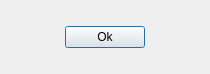
SergejDev/AwesomeShips, file AS_formsLast/usernamedialog.ui: the form before one commit.
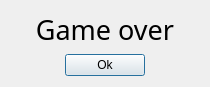
The form after the commit.

```diff
--- a/AS_formsLast/usernamedialog.ui
+++ b/AS_formsLast/usernamedialog.ui
@@ -17,6 +17,25 @@
    <string notr="true">Style.txt</string>
   </property>
   <layout class="QVBoxLayout" name="verticalLayout">
+   <item>
+    <widget class="QLabel" name="label">
+     <property name="font">
+      <font>
+       <family>Segoe Print</family>
+       <pointsize>20</pointsize>
+      </font>
+     </property>
+     <property name="text">
+      <string>Game over</string>
+     </property>
+     <property name="textFormat">
+      <enum>Qt::RichText</enum>
+     </property>
+     <property name="alignment">
+      <set>Qt::AlignCenter</set>
+     </property>
+    </widget>
+   </item>
    <item>
     <layout class="QHBoxLayout" name="horizontalLayout">
      <item>
```
